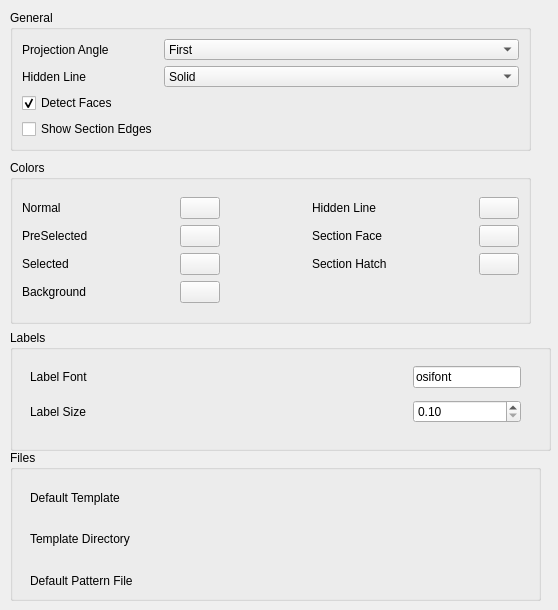
This is src/Mod/TechDraw/Gui/DlgPrefsTechDraw.ui in berndhahnebach/All_FreeCAD as Qt 5 draws it before an edit. The edited form follows.
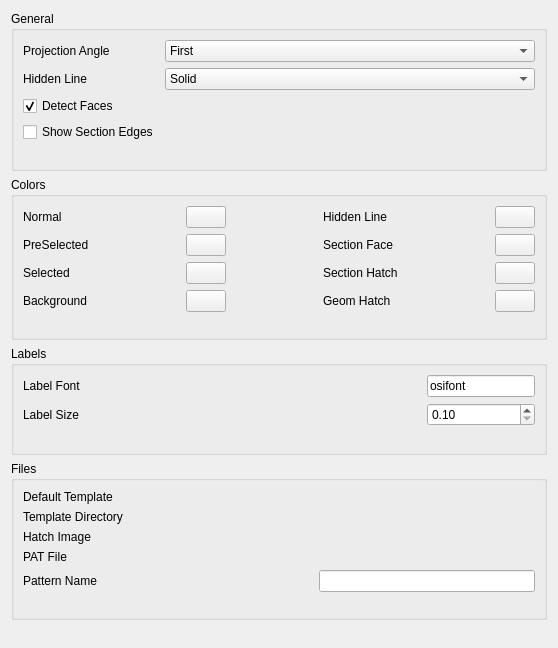
This is the edited form. Custom widgets are drawn as their Qt base class.

Commit message: Preferences for GeomHatch

The edit to the form file:
```diff
--- a/src/Mod/TechDraw/Gui/DlgPrefsTechDraw.ui
+++ b/src/Mod/TechDraw/Gui/DlgPrefsTechDraw.ui
@@ -7,187 +7,15 @@
     <x>0</x>
     <y>0</y>
     <width>558</width>
-    <height>610</height>
+    <height>648</height>
    </rect>
   </property>
   <property name="windowTitle">
    <string>TechDraw 1</string>
   </property>
-  <widget class="QGroupBox" name="gb_Templates">
-   <property name="geometry">
-    <rect>
-     <x>10</x>
-     <y>450</y>
-     <width>531</width>
-     <height>151</height>
-    </rect>
-   </property>
-   <property name="title">
-    <string>Files</string>
-   </property>
-   <widget class="QWidget" name="gridLayoutWidget_3">
-    <property name="geometry">
-     <rect>
-      <x>20</x>
-      <y>30</y>
-      <width>491</width>
-      <height>118</height>
-     </rect>
-    </property>
-    <layout class="QGridLayout" name="gridLayout_3">
-     <item row="1" column="0">
-      <widget class="QLabel" name="label_2">
-       <property name="text">
-        <string>Template Directory</string>
-       </property>
-      </widget>
-     </item>
+  <layout class="QGridLayout" name="gridLayout_5">
      <item row="0" column="0">
-      <widget class="QLabel" name="label">
-       <property name="text">
-        <string>Default Template</string>
-       </property>
-      </widget>
-     </item>
-     <item row="1" column="1">
-      <widget class="Gui::PrefFileChooser" name="pfc_DefDir">
-       <property name="mode">
-        <enum>Gui::FileChooser::Directory</enum>
-       </property>
-       <property name="prefEntry" stdset="0">
-        <cstring>TemplateDir</cstring>
-       </property>
-       <property name="prefPath" stdset="0">
-        <cstring>/Mod/TechDraw/Files</cstring>
-       </property>
-      </widget>
-     </item>
-     <item row="2" column="0">
-      <widget class="QLabel" name="lbl_Hatch">
-       <property name="text">
-        <string>Default Pattern File</string>
-       </property>
-      </widget>
-     </item>
-     <item row="0" column="1">
-      <widget class="Gui::PrefFileChooser" name="pfc_DefTemp">
-       <property name="prefEntry" stdset="0">
-        <cstring>TemplateFile</cstring>
-       </property>
-       <property name="prefPath" stdset="0">
-        <cstring>/Mod/TechDraw/Files</cstring>
-       </property>
-      </widget>
-     </item>
-     <item row="2" column="1">
-      <widget class="Gui::PrefFileChooser" name="pfc_HatchFile">
-       <property name="prefEntry" stdset="0">
-        <cstring>FileHatch</cstring>
-       </property>
-       <property name="prefPath" stdset="0">
-        <cstring>/Mod/TechDraw/Files</cstring>
-       </property>
-      </widget>
-     </item>
-    </layout>
-   </widget>
-  </widget>
-  <widget class="QGroupBox" name="gb_Font">
-   <property name="geometry">
-    <rect>
-     <x>10</x>
-     <y>330</y>
-     <width>541</width>
-     <height>121</height>
-    </rect>
-   </property>
-   <property name="sizePolicy">
-    <sizepolicy hsizetype="Preferred" vsizetype="Preferred">
-     <horstretch>0</horstretch>
-     <verstretch>0</verstretch>
-    </sizepolicy>
-   </property>
-   <property name="title">
-    <string>Labels</string>
-   </property>
-   <widget class="QWidget" name="gridLayoutWidget_2">
-    <property name="geometry">
-     <rect>
-      <x>20</x>
-      <y>30</y>
-      <width>491</width>
-      <height>71</height>
-     </rect>
-    </property>
-    <layout class="QGridLayout" name="gridLayout_2" columnstretch="1,0,0">
-     <item row="1" column="2">
-      <widget class="Gui::PrefDoubleSpinBox" name="dsb_LabelSize">
-       <property name="minimum">
-        <double>0.100000000000000</double>
-       </property>
-       <property name="prefEntry" stdset="0">
-        <cstring>LabelSize</cstring>
-       </property>
-       <property name="prefPath" stdset="0">
-        <cstring>/Mod/TechDraw/Labels</cstring>
-       </property>
-      </widget>
-     </item>
-     <item row="0" column="0">
-      <widget class="QLabel" name="lbl_LabelFont">
-       <property name="text">
-        <string>Label Font</string>
-       </property>
-      </widget>
-     </item>
-     <item row="0" column="1">
-      <spacer name="horizontalSpacer_2">
-       <property name="orientation">
-        <enum>Qt::Horizontal</enum>
-       </property>
-       <property name="sizeType">
-        <enum>QSizePolicy::Fixed</enum>
-       </property>
-       <property name="sizeHint" stdset="0">
-        <size>
-         <width>40</width>
-         <height>20</height>
-        </size>
-       </property>
-      </spacer>
-     </item>
-     <item row="0" column="2">
-      <widget class="Gui::PrefLineEdit" name="le_LabelFont">
-       <property name="text">
-        <string>osifont</string>
-       </property>
-       <property name="prefEntry" stdset="0">
-        <cstring>LabelFont</cstring>
-       </property>
-       <property name="prefPath" stdset="0">
-        <cstring>Mod/TechDraw/Labels</cstring>
-       </property>
-      </widget>
-     </item>
-     <item row="1" column="0">
-      <widget class="QLabel" name="label_6">
-       <property name="text">
-        <string>Label Size</string>
-       </property>
-      </widget>
-     </item>
-    </layout>
-   </widget>
-  </widget>
   <widget class="QGroupBox" name="gbMisc">
-   <property name="geometry">
-    <rect>
-     <x>10</x>
-     <y>10</y>
-     <width>521</width>
-     <height>141</height>
-    </rect>
-   </property>
    <property name="title">
     <string>General</string>
    </property>
@@ -305,17 +133,24 @@
       </item>
      </layout>
     </item>
-   </layout>
-  </widget>
+      <item>
+       <spacer name="verticalSpacer_4">
+        <property name="orientation">
+         <enum>Qt::Vertical</enum>
+        </property>
+        <property name="sizeHint" stdset="0">
+         <size>
+          <width>20</width>
+          <height>40</height>
+         </size>
+        </property>
+       </spacer>
+      </item>
+     </layout>
+    </widget>
+   </item>
+   <item row="1" column="0">
   <widget class="QGroupBox" name="gb_Colors">
-   <property name="geometry">
-    <rect>
-     <x>10</x>
-     <y>160</y>
-     <width>521</width>
-     <height>164</height>
-    </rect>
-   </property>
    <property name="title">
     <string>Colors</string>
    </property>
@@ -522,10 +357,290 @@
         </property>
        </widget>
       </item>
-     </layout>
-    </item>
-   </layout>
-  </widget>
+        <item row="3" column="4">
+         <widget class="QLabel" name="label_7">
+          <property name="text">
+           <string>Geom Hatch</string>
+          </property>
+         </widget>
+        </item>
+        <item row="3" column="6">
+         <widget class="Gui::PrefColorButton" name="colorButton">
+          <property name="color">
+           <color>
+            <red>0</red>
+            <green>0</green>
+            <blue>0</blue>
+           </color>
+          </property>
+          <property name="prefEntry" stdset="0">
+           <cstring>GeomHatch</cstring>
+          </property>
+          <property name="prefPath" stdset="0">
+           <cstring>/Mod/TechDraw/Colors</cstring>
+          </property>
+         </widget>
+        </item>
+       </layout>
+      </item>
+      <item>
+       <spacer name="verticalSpacer_3">
+        <property name="orientation">
+         <enum>Qt::Vertical</enum>
+        </property>
+        <property name="sizeHint" stdset="0">
+         <size>
+          <width>20</width>
+          <height>40</height>
+         </size>
+        </property>
+       </spacer>
+      </item>
+     </layout>
+    </widget>
+   </item>
+   <item row="3" column="0">
+    <widget class="QGroupBox" name="gb_Templates">
+     <property name="title">
+      <string>Files</string>
+     </property>
+     <layout class="QVBoxLayout" name="verticalLayout_3">
+      <item>
+       <layout class="QGridLayout" name="gridLayout_3">
+        <item row="1" column="0">
+         <widget class="QLabel" name="label_2">
+          <property name="text">
+           <string>Template Directory</string>
+          </property>
+         </widget>
+        </item>
+        <item row="0" column="0">
+         <widget class="QLabel" name="label">
+          <property name="text">
+           <string>Default Template</string>
+          </property>
+         </widget>
+        </item>
+        <item row="1" column="1">
+         <widget class="Gui::PrefFileChooser" name="pfc_DefDir">
+          <property name="mode">
+           <enum>Gui::FileChooser::Directory</enum>
+          </property>
+          <property name="prefEntry" stdset="0">
+           <cstring>TemplateDir</cstring>
+          </property>
+          <property name="prefPath" stdset="0">
+           <cstring>/Mod/TechDraw/Files</cstring>
+          </property>
+         </widget>
+        </item>
+        <item row="2" column="0">
+         <widget class="QLabel" name="lbl_Hatch">
+          <property name="text">
+           <string>Hatch Image</string>
+          </property>
+         </widget>
+        </item>
+        <item row="0" column="1">
+         <widget class="Gui::PrefFileChooser" name="pfc_DefTemp">
+          <property name="prefEntry" stdset="0">
+           <cstring>TemplateFile</cstring>
+          </property>
+          <property name="prefPath" stdset="0">
+           <cstring>/Mod/TechDraw/Files</cstring>
+          </property>
+         </widget>
+        </item>
+        <item row="2" column="1">
+         <widget class="Gui::PrefFileChooser" name="pfc_HatchFile">
+          <property name="toolTip">
+           <string>Location of default svg/png fill file</string>
+          </property>
+          <property name="prefEntry" stdset="0">
+           <cstring>FileHatch</cstring>
+          </property>
+          <property name="prefPath" stdset="0">
+           <cstring>/Mod/TechDraw/Files</cstring>
+          </property>
+         </widget>
+        </item>
+        <item row="3" column="0">
+         <widget class="QLabel" name="label_9">
+          <property name="text">
+           <string>PAT File</string>
+          </property>
+         </widget>
+        </item>
+        <item row="3" column="1">
+         <widget class="Gui::PrefFileChooser" name="fileChooser">
+          <property name="toolTip">
+           <string>Default location for PAT file</string>
+          </property>
+          <property name="prefEntry" stdset="0">
+           <cstring>FilePattern</cstring>
+          </property>
+          <property name="prefPath" stdset="0">
+           <cstring>/Mod/TechDraw/PAT</cstring>
+          </property>
+         </widget>
+        </item>
+       </layout>
+      </item>
+      <item>
+       <layout class="QGridLayout" name="gridLayout_4">
+        <item row="0" column="2">
+         <widget class="Gui::PrefLineEdit" name="lineEdit">
+          <property name="toolTip">
+           <string>Default PAT pattern</string>
+          </property>
+          <property name="prefEntry" stdset="0">
+           <cstring>NamePattern</cstring>
+          </property>
+          <property name="prefPath" stdset="0">
+           <cstring>/Mod/TechDraw/PAT</cstring>
+          </property>
+         </widget>
+        </item>
+        <item row="0" column="0">
+         <widget class="QLabel" name="label_8">
+          <property name="text">
+           <string>Pattern Name</string>
+          </property>
+         </widget>
+        </item>
+        <item row="0" column="1">
+         <spacer name="horizontalSpacer_5">
+          <property name="orientation">
+           <enum>Qt::Horizontal</enum>
+          </property>
+          <property name="sizeHint" stdset="0">
+           <size>
+            <width>40</width>
+            <height>20</height>
+           </size>
+          </property>
+         </spacer>
+        </item>
+       </layout>
+      </item>
+      <item>
+       <spacer name="verticalSpacer">
+        <property name="orientation">
+         <enum>Qt::Vertical</enum>
+        </property>
+        <property name="sizeHint" stdset="0">
+         <size>
+          <width>20</width>
+          <height>40</height>
+         </size>
+        </property>
+       </spacer>
+      </item>
+     </layout>
+    </widget>
+   </item>
+   <item row="2" column="0">
+    <widget class="QGroupBox" name="gb_Font">
+     <property name="sizePolicy">
+      <sizepolicy hsizetype="Preferred" vsizetype="Preferred">
+       <horstretch>0</horstretch>
+       <verstretch>0</verstretch>
+      </sizepolicy>
+     </property>
+     <property name="title">
+      <string>Labels</string>
+     </property>
+     <layout class="QVBoxLayout" name="verticalLayout_4">
+      <item>
+       <layout class="QGridLayout" name="gridLayout_2" columnstretch="1,0,0">
+        <item row="1" column="2">
+         <widget class="Gui::PrefDoubleSpinBox" name="dsb_LabelSize">
+          <property name="minimum">
+           <double>0.100000000000000</double>
+          </property>
+          <property name="prefEntry" stdset="0">
+           <cstring>LabelSize</cstring>
+          </property>
+          <property name="prefPath" stdset="0">
+           <cstring>/Mod/TechDraw/Labels</cstring>
+          </property>
+         </widget>
+        </item>
+        <item row="0" column="1">
+         <spacer name="horizontalSpacer_2">
+          <property name="orientation">
+           <enum>Qt::Horizontal</enum>
+          </property>
+          <property name="sizeType">
+           <enum>QSizePolicy::Fixed</enum>
+          </property>
+          <property name="sizeHint" stdset="0">
+           <size>
+            <width>40</width>
+            <height>20</height>
+           </size>
+          </property>
+         </spacer>
+        </item>
+        <item row="0" column="0">
+         <widget class="QLabel" name="lbl_LabelFont">
+          <property name="text">
+           <string>Label Font</string>
+          </property>
+         </widget>
+        </item>
+        <item row="0" column="2">
+         <widget class="Gui::PrefLineEdit" name="le_LabelFont">
+          <property name="text">
+           <string>osifont</string>
+          </property>
+          <property name="prefEntry" stdset="0">
+           <cstring>LabelFont</cstring>
+          </property>
+          <property name="prefPath" stdset="0">
+           <cstring>Mod/TechDraw/Labels</cstring>
+          </property>
+         </widget>
+        </item>
+        <item row="1" column="0">
+         <widget class="QLabel" name="label_6">
+          <property name="text">
+           <string>Label Size</string>
+          </property>
+         </widget>
+        </item>
+       </layout>
+      </item>
+      <item>
+       <spacer name="verticalSpacer_5">
+        <property name="orientation">
+         <enum>Qt::Vertical</enum>
+        </property>
+        <property name="sizeHint" stdset="0">
+         <size>
+          <width>20</width>
+          <height>40</height>
+         </size>
+        </property>
+       </spacer>
+      </item>
+     </layout>
+    </widget>
+   </item>
+   <item row="4" column="0">
+    <spacer name="verticalSpacer_2">
+     <property name="orientation">
+      <enum>Qt::Vertical</enum>
+     </property>
+     <property name="sizeHint" stdset="0">
+      <size>
+       <width>20</width>
+       <height>40</height>
+      </size>
+     </property>
+    </spacer>
+   </item>
+  </layout>
  </widget>
  <customwidgets>
   <customwidget>
```
Lines whose indentation alone changed are shown as unchanged. The commit also changes 2 other files.
